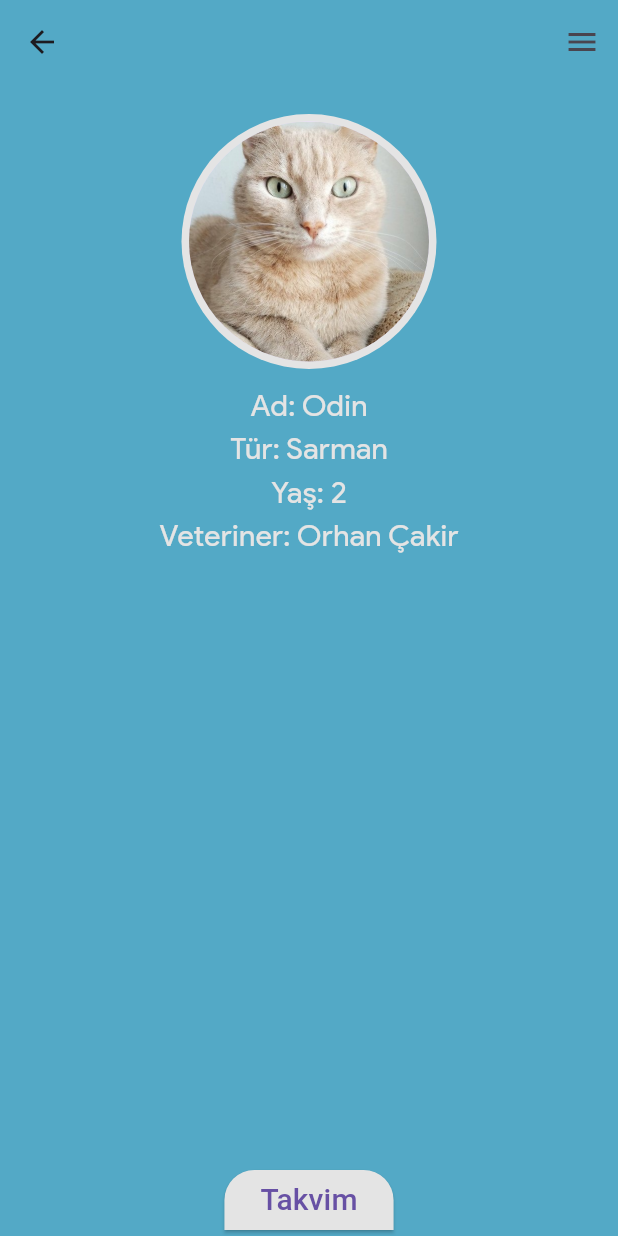
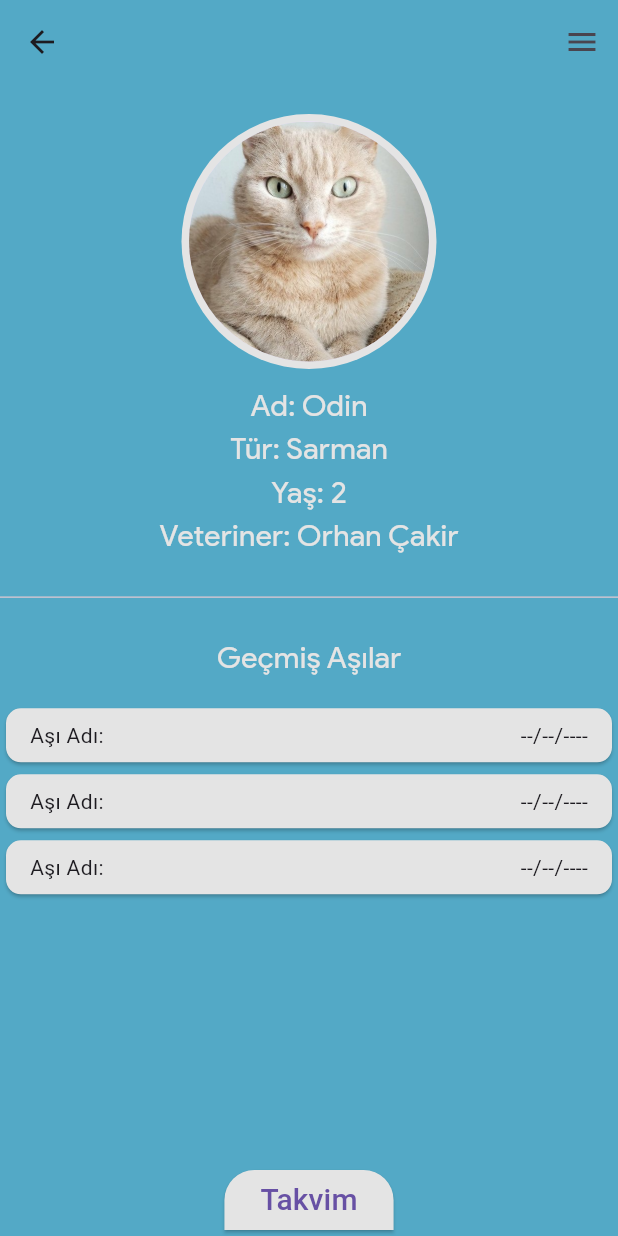
Before and after one commit to GDSC-Iztech/PetPasApp, a Flutter app: the screen it shows after launch, on a phone screen of 412 x 824 dp. Run offline on Flutter 3.47's test engine with Material 2 defaults, Android fonts, the light colour scheme and no system bars; our stand-ins replace hexcolor; missing offline and left inert: custom_calender_picker.

Commit message:
little update

```diff
--- a/lib/view/screens/calenderScreen.dart
+++ b/lib/view/screens/calenderScreen.dart
@@ -19,6 +19,30 @@ class _CalenderScreenState extends State<CalenderScreen> {
 
   List<DateTime> eachDateTime = [];
   DateTimeRange? rangeDateTime;
+
+  Card RoundedCard() {
+    return Card(
+      shape: RoundedRectangleBorder(
+        borderRadius: BorderRadius.circular(10.0),
+      ),
+      color: whiteGray,
+      child: const Row(
+        mainAxisAlignment: MainAxisAlignment.spaceBetween,
+        children: [
+          Padding(
+            padding: EdgeInsets.fromLTRB(
+                16.0, 8.0, 16.0, 8.0), // Üstten 8 ve alttan 8 padding ekledik
+            child: Text('Aşı Adı: '),
+          ),
+          Padding(
+            padding: EdgeInsets.fromLTRB(
+                16.0, 8.0, 16.0, 8.0), // Üstten 8 ve alttan 8 padding ekledik
+            child: Text('--/--/----'),
+          ),
+        ],
+      ),
+    );
+  }
 
   @override
   Widget build(BuildContext context) {
@@ -79,7 +103,28 @@ class _CalenderScreenState extends State<CalenderScreen> {
               ),
             ],
           ),
-          Expanded(child: Container()), // Spacer widget
+          const SizedBox(height: 15),
+          const Expanded(child: Divider()),
+          const SizedBox(height: 15),
+          Container(
+              width: MediaQuery.of(context).size.width,
+              height: MediaQuery.of(context).size.height * 0.40,
+              color: myBlue,
+              alignment: Alignment.center,
+              child: Column(
+                children: [
+                  Text(
+                    "Geçmiş Aşılar",
+                    style: fieldNameTextStyle,
+                  ),
+                  const SizedBox(height: 15),
+                  RoundedCard(),
+                  RoundedCard(),
+                  RoundedCard(),
+                ],
+              )),
+
+          Expanded(child: Container()),
           ElevatedButton(
             onPressed: () async {
               var result = await showModalBottomSheet(
```
